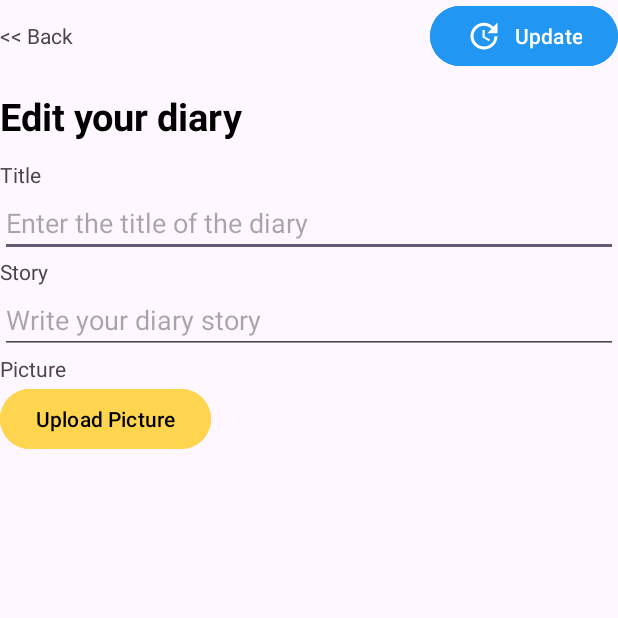
After one commit to Rafibintang22/TubesMobdev1, an Android app: the fragment FragmentEditKonten shown on its own in the app's theme, on a phone screen of 412 x 824 dp, the top half of it. The commit adds this screen. Run offline under Robolectric (Android 15) with nearby library versions, the phone set to English and light mode, and no system bars.

Commit message:
Menambah Fragment Edit Konten

```diff
--- /dev/null
+++ b/app/src/main/java/com/example/tubes1/FragmentEditKonten.kt
@@ -0,0 +1,32 @@
+package com.example.tubes1
+
+import android.os.Bundle
+import androidx.fragment.app.Fragment
+import android.view.LayoutInflater
+import android.view.View
+import android.view.ViewGroup
+import com.example.tubes1.databinding.FragmentEditKontenBinding
+
+class FragmentEditKonten : Fragment() {
+    lateinit var binding: FragmentEditKontenBinding
+    override fun onCreateView(
+        inflater: LayoutInflater, container: ViewGroup?,
+        savedInstanceState: Bundle?
+    ): View? {
+        binding = FragmentEditKontenBinding.inflate(inflater,container,false)
+        val view = this.binding.root
+        val update = this.binding.buttonUpdate
+        update.setOnClickListener{
+            pindahKeFragment(FragmentKontenDiary())
+        }
+        return view
+    }
+    fun pindahKeFragment(fragment: Fragment){
+        val mainActivity = activity as MainActivity
+        val fragmentTransaction = mainActivity.supportFragmentManager.beginTransaction()
+        fragmentTransaction.replace(R.id.fragment_container, fragment)
+        fragmentTransaction.addToBackStack(null)
+        fragmentTransaction.commit()
+    }
+
+}
--- a/app/src/main/res/drawable/save_button_baseline.xml
+++ b/app/src/main/res/drawable/save_button_baseline.xml
@@ -1,5 +1,5 @@
-<vector android:height="34dp" android:tint="#000000"
+<vector android:height="24dp" android:tint="#000000"
     android:viewportHeight="24" android:viewportWidth="24"
-    android:width="34dp" xmlns:android="http://schemas.android.com/apk/res/android">
+    android:width="24dp" xmlns:android="http://schemas.android.com/apk/res/android">
     <path android:fillColor="@android:color/white" android:pathData="M17,3L5,3c-1.11,0 -2,0.9 -2,2v14c0,1.1 0.89,2 2,2h14c1.1,0 2,-0.9 2,-2L21,7l-4,-4zM12,19c-1.66,0 -3,-1.34 -3,-3s1.34,-3 3,-3 3,1.34 3,3 -1.34,3 -3,3zM15,9L5,9L5,5h10v4z"/>
 </vector>
--- /dev/null
+++ b/app/src/main/res/drawable/update_button_baseline.xml
@@ -0,0 +1,5 @@
+<vector android:height="24dp" android:tint="#000000"
+    android:viewportHeight="24" android:viewportWidth="24"
+    android:width="24dp" xmlns:android="http://schemas.android.com/apk/res/android">
+    <path android:fillColor="@android:color/white" android:pathData="M21,10.12h-6.78l2.74,-2.82c-2.73,-2.7 -7.15,-2.8 -9.88,-0.1c-2.73,2.71 -2.73,7.08 0,9.79s7.15,2.71 9.88,0C18.32,15.65 19,14.08 19,12.1h2c0,1.98 -0.88,4.55 -2.64,6.29c-3.51,3.48 -9.21,3.48 -12.72,0c-3.5,-3.47 -3.53,-9.11 -0.02,-12.58s9.14,-3.47 12.65,0L21,3V10.12zM12.5,8v4.25l3.5,2.08l-0.72,1.21L11,13V8H12.5z"/>
+</vector>
--- /dev/null
+++ b/app/src/main/res/layout/fragment_edit_konten.xml
@@ -0,0 +1,90 @@
+<?xml version="1.0" encoding="utf-8"?>
+<LinearLayout xmlns:android="http://schemas.android.com/apk/res/android"
+    xmlns:app="http://schemas.android.com/apk/res-auto"
+    android:orientation="vertical"
+    android:layout_width="match_parent"
+    android:layout_height="match_parent">
+
+    <LinearLayout
+        android:layout_width="match_parent"
+        android:layout_height="wrap_content"
+        android:orientation="horizontal"
+        android:layout_marginBottom="12sp">
+        <TextView
+            android:id="@+id/btn_back"
+            android:layout_width="match_parent"
+            android:layout_height="wrap_content"
+            android:text="@string/back"
+            android:clickable="true"
+            android:layout_weight="1"></TextView>
+
+
+
+        <Button
+            android:id="@+id/button_update"
+            android:layout_width="wrap_content"
+            android:layout_height="wrap_content"
+            android:backgroundTint="@color/biru"
+            android:text="Update"
+            android:textColor="@color/white"
+            android:drawableLeft="@drawable/update_button_baseline"
+            android:drawableTint="@color/white"
+            ></Button>
+
+    </LinearLayout>
+
+    <TextView
+        android:id="@+id/txt_editDiary"
+        android:layout_width="match_parent"
+        android:layout_height="wrap_content"
+        android:text="Edit your diary"
+        android:textSize="25sp"
+        android:textColor="@color/black"
+        android:textStyle="bold"
+        android:layout_marginBottom="12sp"></TextView>
+
+    <TextView
+        android:layout_width="match_parent"
+        android:layout_height="wrap_content"
+        android:text="@string/title">
+    </TextView>
+
+    <EditText
+        android:layout_width="match_parent"
+        android:layout_height="wrap_content"
+        android:hint="@string/enter_the_title_of_the_diary"></EditText>
+
+    <TextView
+        android:layout_width="match_parent"
+        android:layout_height="wrap_content"
+        android:text="@string/story">
+    </TextView>
+
+    <EditText
+        android:layout_width="match_parent"
+        android:layout_height="wrap_content"
+        android:hint="Write your diary story"></EditText>
+
+    <TextView
+        android:layout_width="match_parent"
+        android:layout_height="wrap_content"
+        android:text="@string/picture">
+    </TextView>
+
+    <Button
+        android:id="@+id/upload_button"
+        android:layout_width="wrap_content"
+        android:layout_height="wrap_content"
+        android:text="Upload Picture"
+        android:textColor="@color/black"
+        android:backgroundTint="@color/kuning"></Button>
+
+
+    <ImageView
+        android:id="@+id/image"
+        android:layout_width="wrap_content"
+        android:layout_height="wrap_content"
+        android:padding="20sp"
+        android:layout_gravity="center"></ImageView>
+
+</LinearLayout>
--- a/app/src/main/res/layout/fragment_tambah_konten.xml
+++ b/app/src/main/res/layout/fragment_tambah_konten.xml
@@ -18,13 +18,16 @@
             android:clickable="true"
             android:layout_weight="1"></TextView>
 
-        <TextView
+        <Button
             android:id="@+id/button_save"
-            android:layout_width="match_parent"
+            android:layout_width="wrap_content"
             android:layout_height="wrap_content"
-            android:layout_weight="1"
+            android:backgroundTint="@color/biru"
             android:text="Save"
-            android:textAlignment="textEnd"></TextView>
+            android:drawableLeft="@drawable/save_button_baseline"
+            android:drawableTint="@color/white"
+            android:textColor="@color/white"
+            ></Button>
 
     </LinearLayout>
 
```
